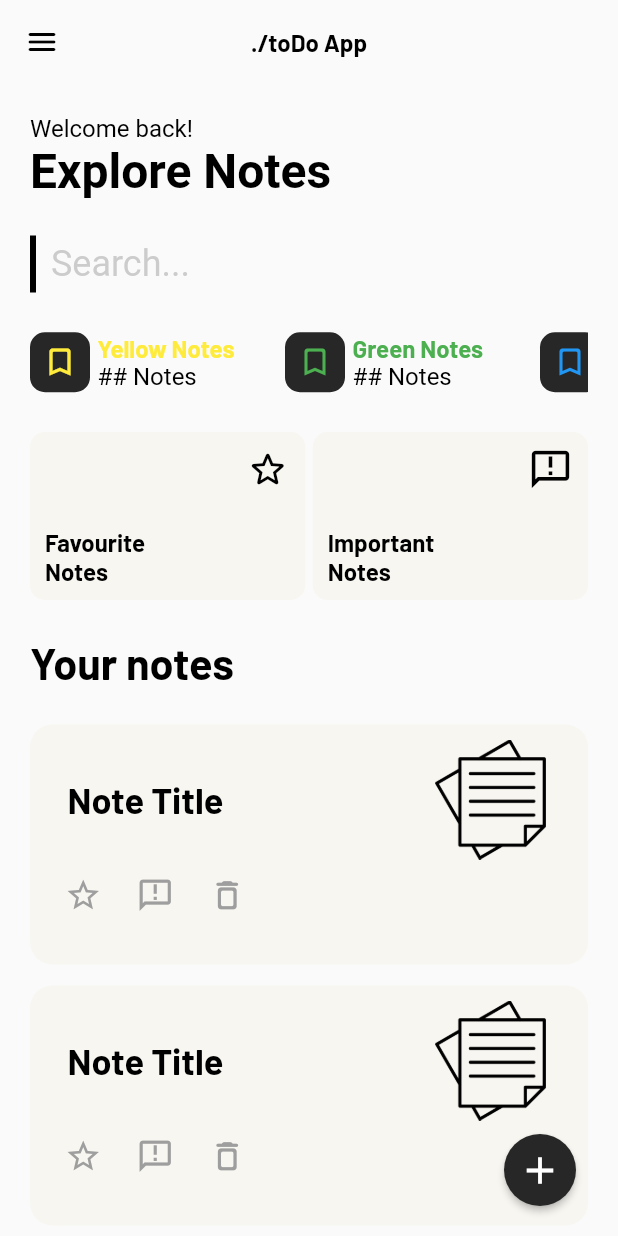
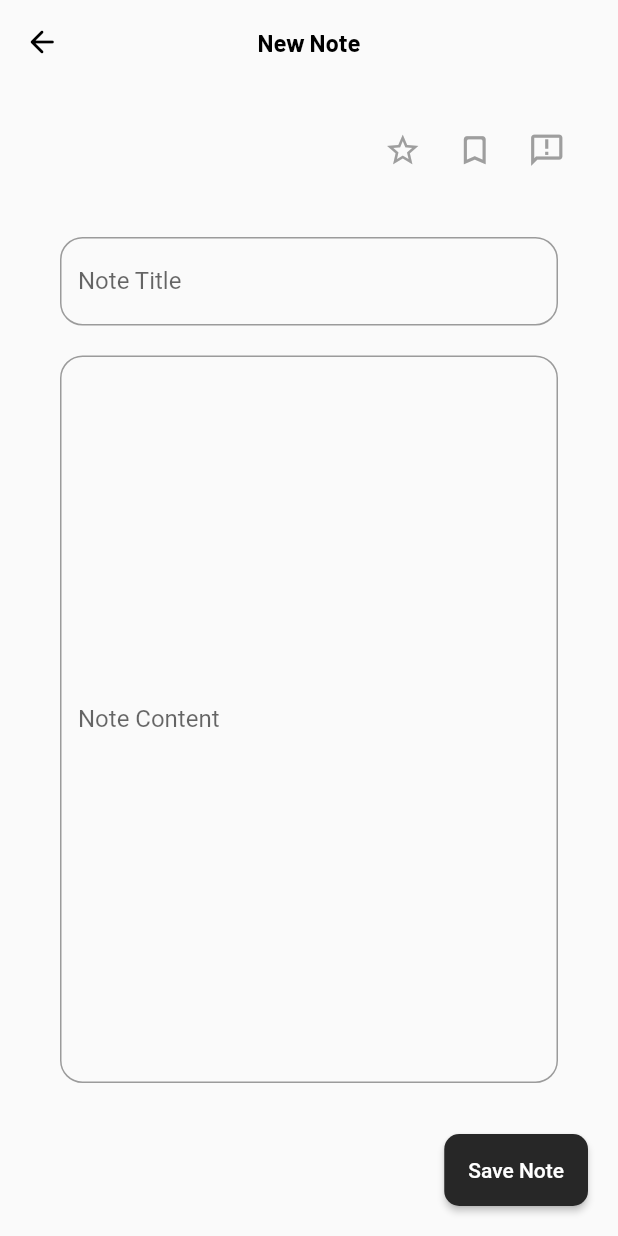
Before and after one commit to kacwal0157/todo_app, a Flutter app: the screen it shows after launch, after a tap on the "add" icon, on a phone screen of 412 x 824 dp. Run offline on Flutter 3.47's test engine with Material 2 defaults, Android fonts, the phone set to English and light mode, and no system bars; our stand-ins replace get; Roboto replaces fonts that are missing (Poppins).

Commit message:
folder structure improvement, making full 'create note page' ui, creating route management,

```diff
--- /dev/null
+++ b/lib/app_manager.dart
@@ -0,0 +1,8 @@
+import 'package:todo_app/features/models/note.dart';
+
+class AppManager{
+  AppManager._();
+
+  //*NOTES
+  static Note defaultNote = Note(noteTitle: 'noteTitle', noteContent: 'noteContent');
+}
--- /dev/null
+++ b/lib/data/color_box_data.dart
@@ -0,0 +1,15 @@
+import 'package:flutter/material.dart';
+
+class ColorBoxData {
+  final Color color;
+  final String title;
+
+  ColorBoxData({required this.color, required this.title});
+}
+
+List<ColorBoxData> colorBoxData = [
+  ColorBoxData(color: Colors.yellow, title: 'Yellow Notes'),
+  ColorBoxData(color: Colors.green, title: 'Green Notes'),
+  ColorBoxData(color: Colors.blue, title: 'Blue Notes'),
+  ColorBoxData(color: Colors.red, title: 'Red Notes'),
+];
--- /dev/null
+++ b/lib/features/models/note.dart
@@ -0,0 +1,23 @@
+class Note {
+  String noteTitle;
+  String noteContent;
+
+  Note({
+    required this.noteTitle,
+    required this.noteContent,
+  });
+
+  factory Note.fromJson(Map<String, dynamic> json) {
+    return Note(
+      noteTitle: json['noteTitle'],
+      noteContent: json['noteContent'],
+    );
+  }
+
+  Map<String, dynamic> toJson() {
+    return {
+      'noteTitle': noteTitle,
+      'noteContent': noteContent,
+    };
+  }
+}
--- /dev/null
+++ b/lib/features/pages/create_note_page.dart
@@ -0,0 +1,113 @@
+import 'package:flutter/material.dart';
+import 'package:get/get.dart';
+import 'package:todo_app/app_manager.dart';
+import 'package:todo_app/constants/constant_variables.dart';
+import 'package:todo_app/utils/components/app_bar.dart';
+import 'package:todo_app/utils/components/elevated_btn.dart';
+import 'package:todo_app/utils/components/text_field.dart';
+import 'package:todo_app/utils/components/user_icon_btn.dart';
+
+class CreateNotePage extends StatefulWidget {
+  const CreateNotePage({super.key});
+
+  @override
+  State<CreateNotePage> createState() => _CreateNotePageState();
+}
+
+class _CreateNotePageState extends State<CreateNotePage> {
+  TextEditingController titleController = TextEditingController();
+  TextEditingController contentController = TextEditingController();
+
+  @override
+  void dispose() {
+    titleController.dispose();
+    contentController.dispose();
+    super.dispose();
+  }
+
+  @override
+  Widget build(BuildContext context) {
+    return Scaffold(
+      appBar: getAppBar(
+        context: context,
+        iconData: Icons.arrow_back_rounded,
+        title: 'New Note',
+        onPressed: () => Get.back(),
+      ),
+      body: Container(
+        padding: const EdgeInsets.all(defaultPadding * 2),
+        child: Column(
+          crossAxisAlignment: CrossAxisAlignment.end,
+          children: [
+            Row(
+              mainAxisAlignment: MainAxisAlignment.end,
+              children: [
+                getIconButton(
+                  onPressed: () {
+                    print('make favourite');
+                  },
+                  iconData: Icons.star_border_outlined,
+                ),
+                getIconButton(
+                  onPressed: () {
+                    print('make special');
+                  },
+                  iconData: Icons.bookmark_border_rounded,
+                ),
+                getIconButton(
+                  onPressed: () {
+                    print('make important');
+                  },
+                  iconData: Icons.announcement_outlined,
+                ),
+              ],
+            ),
+            const SizedBox(
+              height: defaultSize,
+            ),
+            Flexible(
+              child: Container(
+                padding:
+                    const EdgeInsets.symmetric(horizontal: 20, vertical: 10),
+                child: Column(
+                  children: [
+                    getTextField(
+                      controller: titleController,
+                      labelText: 'Note Title',
+                      hintText: AppManager.defaultNote.noteTitle,
+                      maxLines: 1,
+                      expands: false,
+                    ),
+                    const SizedBox(height: 20),
+                    Flexible(
+                      child: getTextField(
+                        controller: contentController,
+                        labelText: 'Note Content',
+                        hintText: AppManager.defaultNote.noteContent,
+                        minLines: null,
+                        maxLines: null,
+                        expands: true,
+                      ),
+                    ),
+                  ],
+                ),
+              ),
+            ),
+            const SizedBox(
+              height: defaultSize,
+            ),
+            getElevatedBtn(
+              onPressed: () {
+                print('save note if correct');
+              },
+              child: const Text('Save Note'),
+              shape: RoundedRectangleBorder(
+                borderRadius: BorderRadius.circular(10.0),
+              ),
+            ),
+          ],
+        ),
+      ),
+    );
+  }
+}
--- a/lib/features/pages/main_page.dart
+++ b/lib/features/pages/main_page.dart
@@ -1,9 +1,14 @@
 import 'package:flutter/material.dart';
+import 'package:get/get.dart';
 import 'package:todo_app/constants/constant_texts.dart';
 import 'package:todo_app/constants/constant_variables.dart';
-import 'package:todo_app/features/components/color_box_widget.dart';
-import 'package:todo_app/features/components/expanded_note_widget.dart';
-import 'package:todo_app/features/components/user_note_widget.dart';
+import 'package:todo_app/data/color_box_data.dart';
+import 'package:todo_app/features/widgets/color_box_widget.dart';
+import 'package:todo_app/features/widgets/expanded_note_widget.dart';
+import 'package:todo_app/features/widgets/user_note_widget.dart';
+import 'package:todo_app/utils/components/app_bar.dart';
+import 'package:todo_app/utils/components/elevated_btn.dart';
+import 'package:todo_app/utils/routes.dart';
 
 class MainPage extends StatefulWidget {
   const MainPage({super.key});
@@ -19,18 +24,11 @@ class _MainPageState extends State<MainPage> {
     final size = MediaQuery.of(context).size;
 
     return Scaffold(
-      appBar: AppBar(
-        leading: const Icon(
-          Icons.menu_rounded,
-          color: Colors.black,
-        ),
-        title: Text(
-          appName,
-          style: Theme.of(context).textTheme.headlineSmall,
-        ),
-        centerTitle: true,
-        backgroundColor: Colors.transparent,
-        elevation: 0,
+      appBar: getAppBar(
+        context: context,
+        iconData: Icons.menu_rounded,
+        title: appName,
+        onPressed: () {},
       ),
       body: Stack(
         children: [
@@ -75,27 +73,17 @@ class _MainPageState extends State<MainPage> {
                   ),
                   SizedBox(
                     height: 45,
-                    child: ListView(
+                    child: ListView.builder(
                       scrollDirection: Axis.horizontal,
                       shrinkWrap: true,
-                      children: [
-                        ColorBoxWidget(
-                            textTheme: textTheme,
-                            boxColor: Colors.yellow,
-                            boxTitle: 'Yellow Notes'),
-                        ColorBoxWidget(
-                            textTheme: textTheme,
-                            boxColor: Colors.green,
-                            boxTitle: 'Green Notes'),
-                        ColorBoxWidget(
-                            textTheme: textTheme,
-                            boxColor: Colors.blue,
-                            boxTitle: 'Blue Notes'),
-                        ColorBoxWidget(
-                            textTheme: textTheme,
-                            boxColor: Colors.red,
-                            boxTitle: 'Red Notes'),
-                      ],
+                      itemCount: colorBoxData.length,
+                      itemBuilder: (context, index) {
+                        return ColorBoxWidget(
+                          textTheme: textTheme,
+                          boxColor: colorBoxData[index].color,
+                          boxTitle: colorBoxData[index].title,
+                        );
+                      },
                     ),
                   ),
                   const SizedBox(
@@ -156,21 +144,17 @@ class _MainPageState extends State<MainPage> {
           Positioned(
             bottom: 20,
             right: 20,
-            child: ElevatedButton(
+            child: getElevatedBtn(
               onPressed: () {
-                print('add note');
+                Get.toNamed(Routes.getCreateNotePageRoute());
               },
-              style: ElevatedButton.styleFrom(
-                shape: const CircleBorder(),
-                backgroundColor: secondaryColor,
-                fixedSize: const Size.fromHeight(defaultSize * 2),
-              ),
               child: const Icon(
                 Icons.add,
                 size: 30,
               ),
+              shape: const CircleBorder(),
             ),
-          )
+          ),
         ],
       ),
     );
--- a/lib/features/pages/splash_screen_page.dart
+++ b/lib/features/pages/splash_screen_page.dart
@@ -1,12 +1,16 @@
 import 'package:flutter/material.dart';
+import 'package:todo_app/app_manager.dart';
 import 'package:todo_app/constants/constant_images.dart';
 import 'package:todo_app/constants/constant_texts.dart';
 import 'package:todo_app/constants/constant_variables.dart';
-import 'package:todo_app/features/pages/main_page.dart';
 import 'package:get/get.dart';
+import 'package:todo_app/features/services/note_json_service.dart';
+import 'package:todo_app/utils/routes.dart';
 
 class SplashScreen extends StatefulWidget {
   const SplashScreen({super.key});
+
+  final String defaultNoteName = 'default_note';
 
   @override
   State<SplashScreen> createState() => _SplashScreenState();
@@ -89,9 +93,12 @@ class _SplashScreenState extends State<SplashScreen> {
 
   Future<void> _startAnimation() async {
     await Future.delayed(const Duration(milliseconds: 500));
+
     setState(() => animate = true);
-    await Future.delayed(const Duration(milliseconds: 5000)).then(
-      (value) => Get.to(() => const MainPage(), transition: Transition.zoom)
+    AppManager.defaultNote = await loadNoteFromJson(widget.defaultNoteName);
+
+    await Future.delayed(const Duration(milliseconds: 3000)).then(
+      (value) => Get.toNamed(Routes.getMainPageRoute()),
     );
   }
 }
--- /dev/null
+++ b/lib/features/services/note_json_service.dart
@@ -0,0 +1,10 @@
+import 'dart:convert';
+
+import 'package:flutter/services.dart';
+import 'package:todo_app/features/models/note.dart';
+
+Future<Note> loadNoteFromJson(String noteFileName) async {
+  final jsonStr = await rootBundle.loadString('assets/json/$noteFileName.json');
+  final jsonData = json.decode(jsonStr);
+  return Note.fromJson(jsonData);
+}
--- a/lib/features/services/splash_screen_service.dart
+++ /dev/null
@@ -1,17 +0,0 @@
-class SplashScreenService
-{
-  bool animate = false;
-
-  Future<void> startAnimation() async {
-    await Future.delayed(const Duration(milliseconds: 500));
-    animate = true;
-    /*await Future.delayed(const Duration(milliseconds: 5000)).then(
-      (value) => Navigator.pushReplacement(
-        context,
-        MaterialPageRoute(
-          builder: (context) => const MainPage(),
-        ),
-      ),
-    );*/
-  }
-}
--- a/lib/features/components/user_note_widget.dart
+++ b/lib/features/widgets/user_note_widget.dart
@@ -1,7 +1,7 @@
 import 'package:flutter/material.dart';
 import 'package:todo_app/constants/constant_images.dart';
 import 'package:todo_app/constants/constant_variables.dart';
-import 'package:todo_app/utils/user_icon_btn.dart';
+import 'package:todo_app/utils/components/user_icon_btn.dart';
 
 class UserNoteWidget extends StatefulWidget {
   const UserNoteWidget({required this.textTheme, super.key});
--- a/lib/main.dart
+++ b/lib/main.dart
@@ -1,6 +1,6 @@
 import 'package:flutter/material.dart';
 import 'package:get/get.dart';
-import 'package:todo_app/features/pages/splash_screen_page.dart';
+import 'package:todo_app/utils/routes.dart';
 import 'package:todo_app/utils/themes/app_themes.dart';
 
 void main() {
@@ -18,6 +18,7 @@ class MyApp extends StatelessWidget {
         darkTheme: AppTheme.darkMode,
         themeMode: ThemeMode.system,
         debugShowCheckedModeBanner: false,
-        home: const SplashScreen());
+        initialRoute: Routes.getHomeRoute(),
+        getPages: Routes.routes);
   }
 }
--- /dev/null
+++ b/lib/utils/components/app_bar.dart
@@ -0,0 +1,21 @@
+import 'package:flutter/material.dart';
+
+AppBar getAppBar(
+        {required BuildContext context,
+        required IconData iconData,
+        required String title,
+        required VoidCallback onPressed,
+        bool? centerTitle}) =>
+    AppBar(
+      leading: IconButton(
+        icon: Icon(iconData, color: Colors.black),
+        onPressed: onPressed,
+      ),
+      title: Text(
+        title,
+        style: Theme.of(context).textTheme.headlineSmall,
+      ),
+      centerTitle: centerTitle ?? true,
+      backgroundColor: Colors.transparent,
+      elevation: 0,
+    );
--- /dev/null
+++ b/lib/utils/components/elevated_btn.dart
@@ -0,0 +1,14 @@
+import 'package:flutter/material.dart';
+import 'package:todo_app/constants/constant_variables.dart';
+
+ElevatedButton getElevatedBtn(
+        {required VoidCallback onPressed, required Widget child, required OutlinedBorder shape}) =>
+    ElevatedButton(
+      onPressed: onPressed,
+      style: ElevatedButton.styleFrom(
+        shape: shape,
+        backgroundColor: secondaryColor,
+        fixedSize: const Size.fromHeight(defaultSize * 2),
+      ),
+      child: child,
+    );
--- /dev/null
+++ b/lib/utils/components/text_field.dart
@@ -0,0 +1,32 @@
+import 'package:flutter/material.dart';
+import 'package:todo_app/constants/constant_variables.dart';
+
+TextField getTextField({
+  required TextEditingController controller,
+  required String labelText,
+  required String hintText,
+  int? minLines,
+  int? maxLines,
+  required bool expands,
+}) =>
+    TextField(
+      controller: controller,
+      minLines: minLines,
+      maxLines: maxLines,
+      autocorrect: true,
+      expands: expands,
+      textAlign: TextAlign.start,
+      textAlignVertical: TextAlignVertical.top,
+      decoration: InputDecoration(
+        labelText: labelText,
+        floatingLabelStyle: const TextStyle(color: secondaryColor),
+        focusedBorder: const OutlineInputBorder(
+          borderSide: BorderSide(color: secondaryColor),
+        ),
+        hintText: hintText,
+        border: OutlineInputBorder(
+          borderSide: const BorderSide(color: secondaryColor),
+          borderRadius: BorderRadius.circular(15),
+        ),
+      ),
+    );
--- /dev/null
+++ b/lib/utils/routes.dart
@@ -0,0 +1,33 @@
+import 'package:get/get.dart';
+import 'package:todo_app/features/pages/create_note_page.dart';
+import 'package:todo_app/features/pages/main_page.dart';
+import 'package:todo_app/features/pages/splash_screen_page.dart';
+
+class Routes {
+  static String home = '/';
+  static String mainPage = '/main';
+  static String createNotePage = '/create_note';
+
+  static String getHomeRoute() => home;
+  static String getMainPageRoute() => mainPage;
+  static String getCreateNotePageRoute() => createNotePage;
+
+  static List<GetPage> routes = [
+    GetPage(
+      name: home,
+      page: () => const SplashScreen(),
+    ),
+    GetPage(
+      name: mainPage,
+      page: () => const MainPage(),
+      transition: Transition.fade,
+      transitionDuration: const Duration(milliseconds: 1000),
+    ),
+    GetPage(
+      name: createNotePage,
+      page: () => const CreateNotePage(),
+      transition: Transition.downToUp,
+      transitionDuration: const Duration(milliseconds: 300),
+    ),
+  ];
+}
--- a/pubspec.yaml
+++ b/pubspec.yaml
@@ -61,6 +61,7 @@ flutter:
 
   # To add assets to your application, add an assets section, like this:
   assets:
+     - assets/json/
      - assets/images/notes/
      - assets/images/rest/
   #   - images/a_dot_ham.jpeg
```
Also changed, not shown: lib/features/widgets/color_box_widget.dart (renamed from lib/features/components/color_box_widget.dart), lib/features/widgets/expanded_note_widget.dart (renamed from lib/features/components/expanded_note_widget.dart), lib/utils/components/user_icon_btn.dart (renamed from lib/utils/user_icon_btn.dart).
